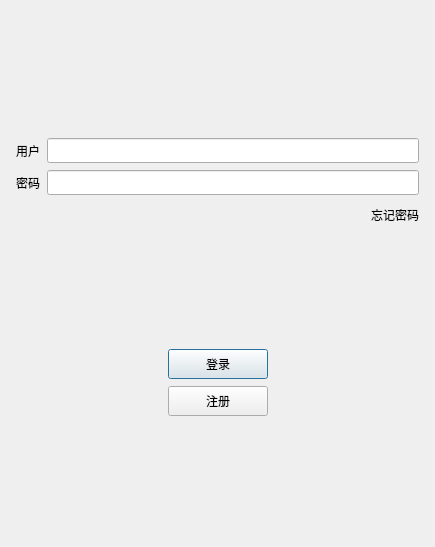
Qt form multichat/logindialog.ui (Luasdog/MultiChat) before a commit.
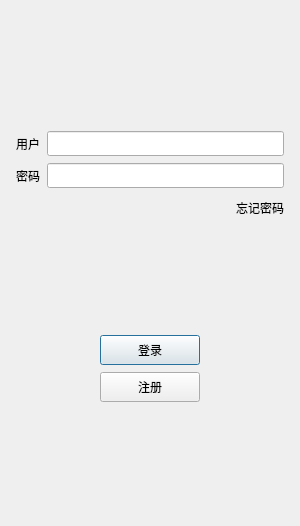
The same form after that commit. Icons and pictures are not drawn.

Diff of the .ui file:
```diff
--- a/multichat/logindialog.ui
+++ b/multichat/logindialog.ui
@@ -6,8 +6,8 @@
    <rect>
     <x>0</x>
     <y>0</y>
-    <width>435</width>
-    <height>547</height>
+    <width>300</width>
+    <height>526</height>
    </rect>
   </property>
   <property name="minimumSize">
```
